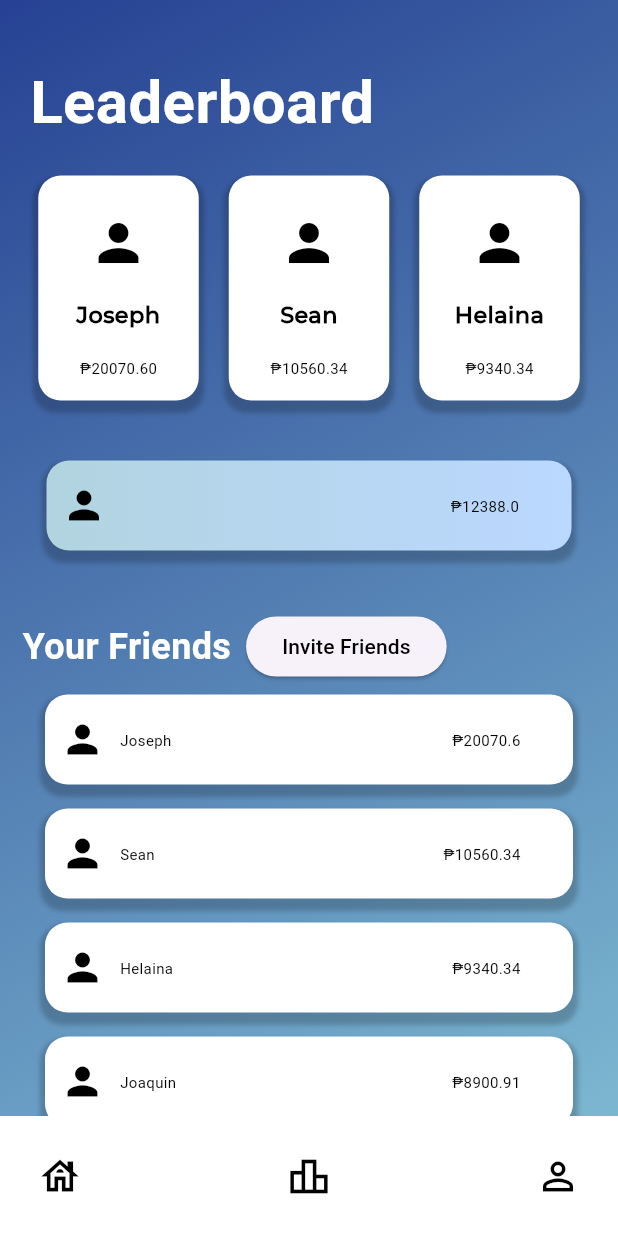
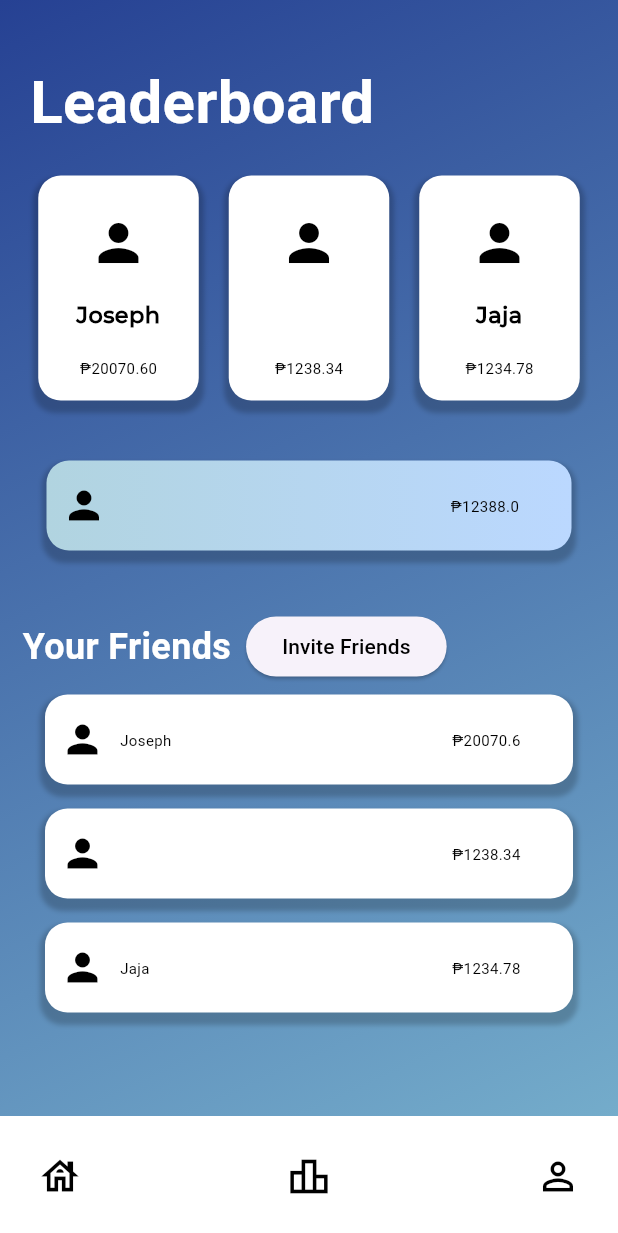
Before and after one commit to ronfrancisco24/Pennywise_Savings-Tracker, a Flutter app: the screen it shows once a user with an empty profile is signed in, item 2 of the bottom bar chosen, on a phone screen of 412 x 824 dp. Shown: the top 1233 px of the screen. Run offline on Flutter 3.47's test engine with Material 3 defaults, Android fonts, the phone set to English and light mode, and no system bars; our stand-ins replace cloud_firestore, firebase_auth, firebase_core, firebase_dynamic_links, firebase_storage, flutter_pw_validator and 4 more; missing offline and left inert: dart:ffi; accounts and stored records are empty.

Commit message:
Start of backend of leaderboard
As the title says

```diff
--- a/lib/screens/invitationgenerator.dart
+++ b/lib/screens/invitationgenerator.dart
@@ -45,6 +45,7 @@ class _InvitationPageState extends State<InvitationPage> {
     return MaterialApp(
       debugShowCheckedModeBanner: false,
       home: Scaffold(
+        bottomSheet: kBottomAppBar(context),
         appBar: AppBar(
           centerTitle: true,
           title: const Text('Your Invite Code'),
--- a/lib/screens/leaderboard.dart
+++ b/lib/screens/leaderboard.dart
@@ -49,14 +49,15 @@ class _LeaderBoardPageState extends State<LeaderBoardPage> {
     final username = authService.getUserName();
     userEntry = [
       BoardEntry(name: "$username", amount: 1238.34),
+      //TODO: call the amount from tracker.dart
     ];
     entries = [
       // BoardEntry(name: "", amount: ), for entry purposes
       BoardEntry(name: "Jaja", amount: 1234.78),
       BoardEntry(name: "Joseph", amount: 20070.60),
-      BoardEntry(name: "Sean", amount: 10560.34),
-      BoardEntry(name: "Joaquin", amount: 8900.91),
-      BoardEntry(name: "Helaina", amount: 9340.34),
+      // BoardEntry(name: "Sean", amount: 10560.34),
+      // BoardEntry(name: "Joaquin", amount: 8900.91),
+      // BoardEntry(name: "Helaina", amount: 9340.34),
     ];
 
     entries.addAll(userEntry);
@@ -76,7 +77,7 @@ class _LeaderBoardPageState extends State<LeaderBoardPage> {
           child: Column(
             children: [
               Container(
-                height: 800,
+                height: 900,
                 decoration: const BoxDecoration(
                   gradient: kLinearGradient,
                 ),
```
Also changed, not shown: lib/screens/personal_information.dart (+0 -24 lines).
